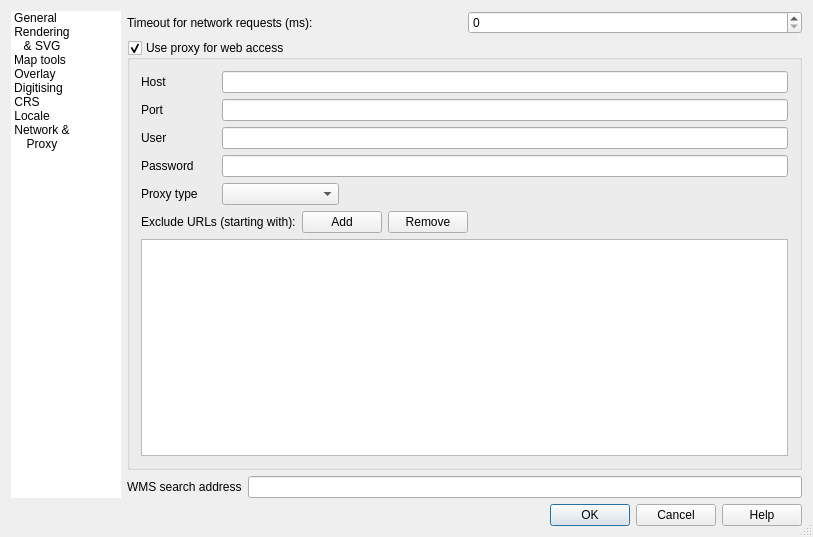
Qt form qgis/src/ui/qgsoptionsbase.ui (sourcepole/qgis) before a commit.
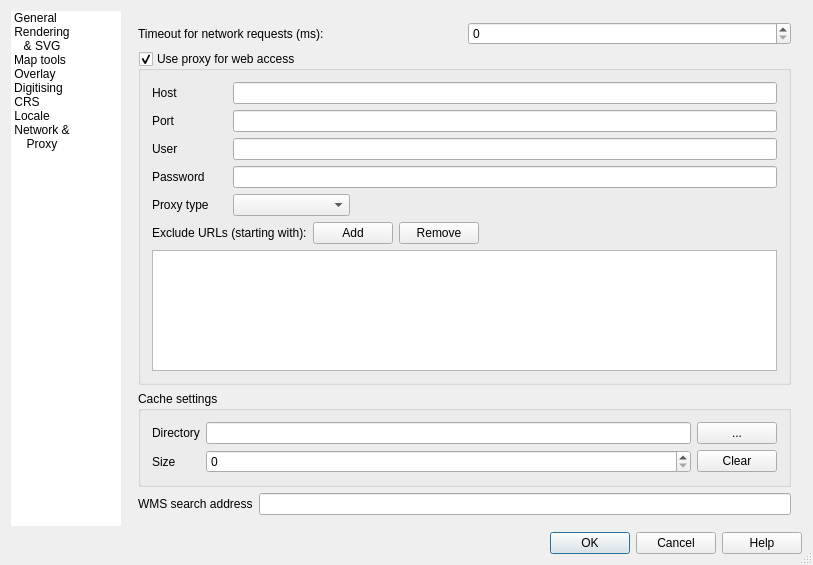
The same form after that commit. The open tabs and pages were chosen to show the change. Icons and pictures are not drawn. Custom widgets are drawn as their Qt base class.

```diff
--- a/qgis/src/ui/qgsoptionsbase.ui
+++ b/qgis/src/ui/qgsoptionsbase.ui
@@ -7,7 +7,7 @@
     <x>0</x>
     <y>0</y>
     <width>813</width>
-    <height>537</height>
+    <height>565</height>
    </rect>
   </property>
   <property name="windowTitle">
@@ -1256,11 +1256,8 @@
       </layout>
      </widget>
      <widget class="QWidget" name="stackedWidgetPage8">
-      <layout class="QGridLayout" name="gridLayout_2">
-       <property name="margin">
-        <number>0</number>
-       </property>
-       <item row="0" column="0">
+      <layout class="QVBoxLayout" name="verticalLayout_3">
+       <item>
         <layout class="QHBoxLayout" name="horizontalLayout">
          <item>
           <widget class="QLabel" name="mNetworkTimeoutLabel">
@@ -1278,7 +1275,7 @@
          </item>
         </layout>
        </item>
-       <item row="1" column="0">
+       <item>
         <widget class="QGroupBox" name="grpProxy">
          <property name="title">
           <string>Use proxy for web access</string>
@@ -1404,7 +1401,50 @@
          </layout>
         </widget>
        </item>
-       <item row="2" column="0">
+       <item>
+        <widget class="QGroupBox" name="groupBox_4">
+         <property name="title">
+          <string>Cache settings</string>
+         </property>
+         <layout class="QGridLayout" name="gridLayout_2">
+          <item row="0" column="0">
+           <widget class="QLabel" name="label_10">
+            <property name="text">
+             <string>Directory</string>
+            </property>
+           </widget>
+          </item>
+          <item row="0" column="1">
+           <widget class="QLineEdit" name="mCacheDirectory"/>
+          </item>
+          <item row="0" column="2">
+           <widget class="QPushButton" name="mBrowseCacheDirectory">
+            <property name="text">
+             <string>...</string>
+            </property>
+           </widget>
+          </item>
+          <item row="2" column="0">
+           <widget class="QLabel" name="label_11">
+            <property name="text">
+             <string>Size</string>
+            </property>
+           </widget>
+          </item>
+          <item row="2" column="1">
+           <widget class="QSpinBox" name="mCacheSize"/>
+          </item>
+          <item row="2" column="2">
+           <widget class="QPushButton" name="mClearCache">
+            <property name="text">
+             <string>Clear</string>
+            </property>
+           </widget>
+          </item>
+         </layout>
+        </widget>
+       </item>
+       <item>
         <layout class="QHBoxLayout" name="horizontalLayout_2">
          <item>
           <widget class="QLabel" name="label_9">
```
Left out of the diff: 2 changed lines with no effect on the pictures.
